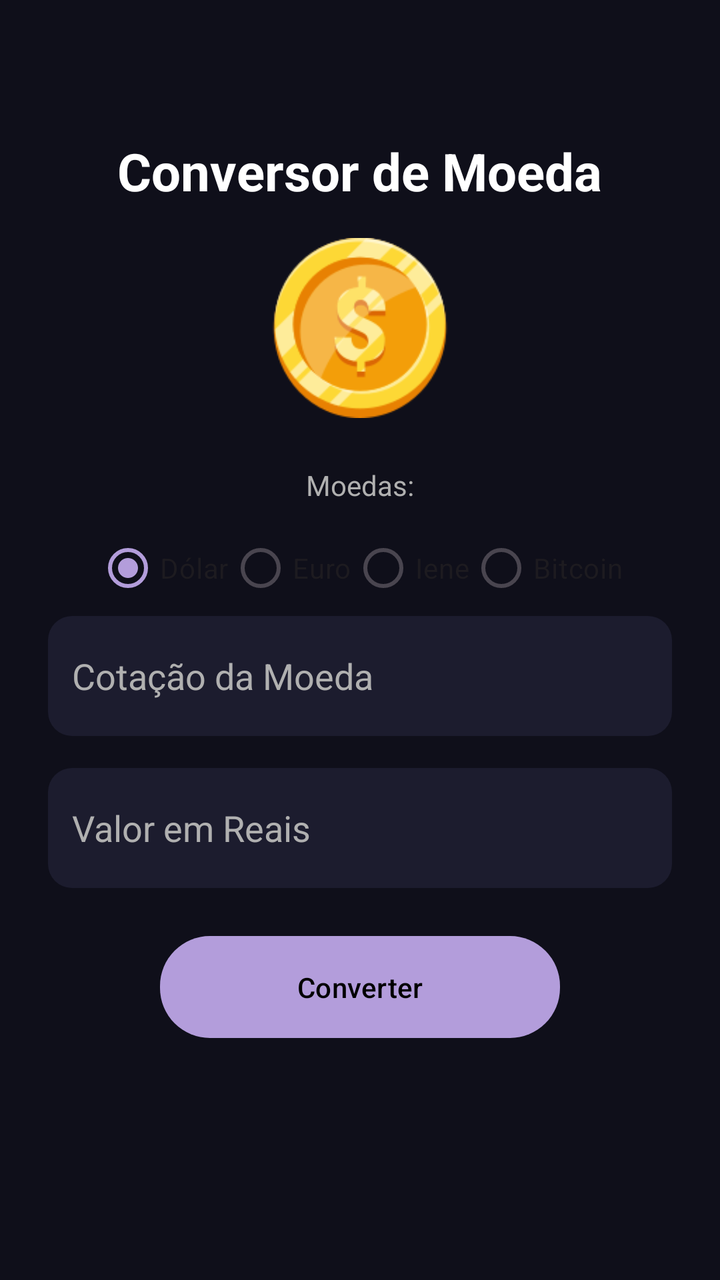
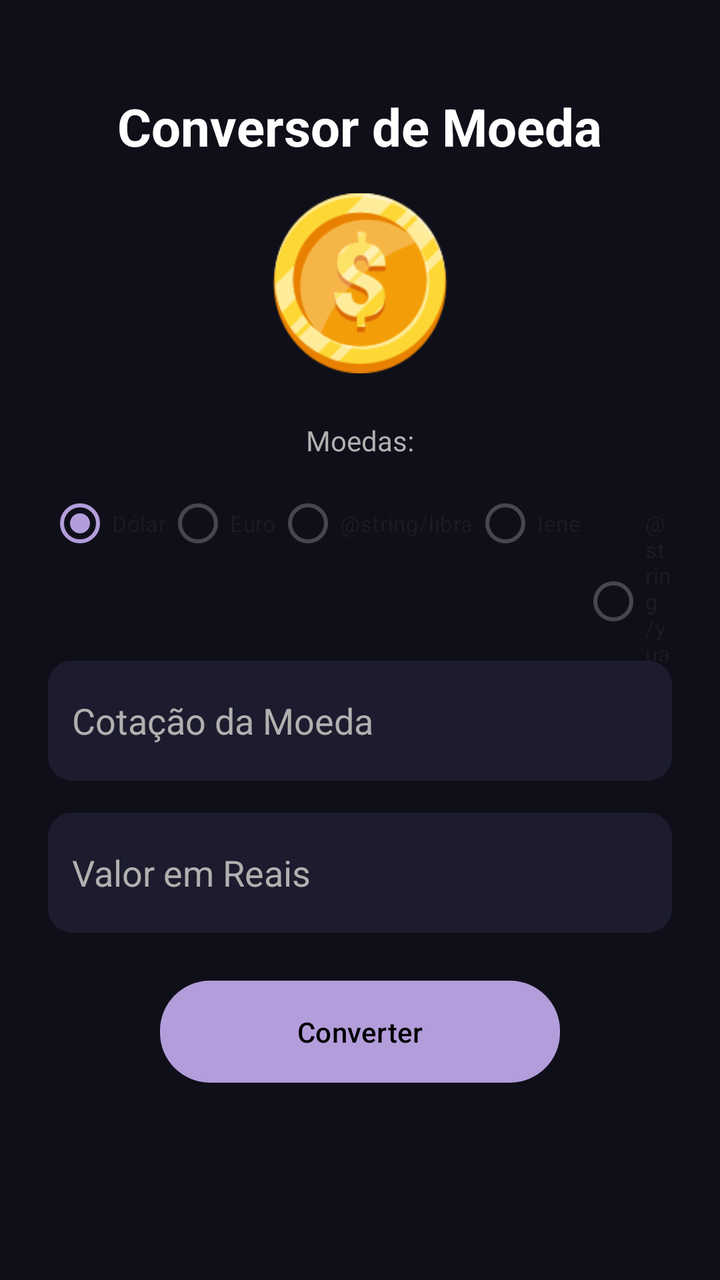

Compare the two renders of this Android layout. The source of the first and the diff that turns it into the second are given below.
<!-- AndroidManifest.xml: application theme Theme.AppMoeda -->
<!-- res/layout/activity_main.xml -->
<?xml version="1.0" encoding="utf-8"?>
<androidx.constraintlayout.widget.ConstraintLayout xmlns:android="http://schemas.android.com/apk/res/android"
    xmlns:app="http://schemas.android.com/apk/res-auto"
    android:id="@+id/main"
    android:layout_width="match_parent"
    android:layout_height="match_parent"
    android:background="@color/background">

    <LinearLayout
        android:layout_width="match_parent"
        android:layout_height="wrap_content"
        android:gravity="center"
        android:orientation="vertical"
        android:padding="24dp"
        app:layout_constraintTop_toTopOf="parent"
        app:layout_constraintBottom_toBottomOf="parent"
        app:layout_constraintStart_toStartOf="parent"
        app:layout_constraintEnd_toEndOf="parent">

        <TextView
            android:id="@+id/textView"
            android:layout_width="wrap_content"
            android:layout_height="wrap_content"
            android:layout_marginBottom="16dp"
            android:text="@string/conversor_de_moeda"
            android:textSize="26sp"
            android:textColor="@color/text_primary"
            android:textStyle="bold" />

        <ImageView
            android:id="@+id/imageView"
            android:layout_width="90dp"
            android:layout_height="90dp"
            android:layout_marginBottom="24dp"
            android:contentDescription="@string/icone_nota"
            android:scaleType="centerInside"
            app:srcCompat="@drawable/coin" />

        <TextView
            android:id="@+id/textView2"
            android:layout_width="wrap_content"
            android:layout_height="wrap_content"
            android:layout_marginBottom="8dp"
            android:text="@string/moeda"
            android:textColor="@color/text_secondary" />

        <RadioGroup
            android:id="@+id/radioGroup"
            android:layout_width="wrap_content"
            android:layout_height="wrap_content"
            android:orientation="horizontal">
            <RadioButton
                android:id="@+id/rd_dol"
                android:layout_width="wrap_content"
                android:layout_height="wrap_content"
                android:checked="true"
                android:text="@string/dolar" />

            <RadioButton
                android:id="@+id/rd_euro"
                android:layout_width="wrap_content"
                android:layout_height="wrap_content"
                android:text="@string/euro" />
            <RadioButton
                android:id="@+id/rd_iene"
                android:layout_width="wrap_content"
                android:layout_height="wrap_content"
                android:text="@string/iene" />
            <RadioButton
                android:id="@+id/rd_btc"
                android:layout_width="wrap_content"
                android:layout_height="wrap_content"
                android:text="@string/bitcoin" />
        </RadioGroup>

        <EditText
            android:id="@+id/id_val_cotacao"
            android:layout_width="match_parent"
            android:layout_height="60dp"
            android:layout_marginBottom="16dp"
            android:hint="@string/cotacao_moeda"
            android:inputType="numberDecimal"
            android:background="@drawable/bg_input"
            android:textColor="@color/text_primary"
            android:textColorHint="@color/text_secondary"
            android:padding="12dp" />

        <EditText
            android:id="@+id/id_val_reais"
            android:layout_width="match_parent"
            android:layout_height="60dp"
            android:layout_marginBottom="24dp"
            android:hint="@string/valor_em_reais"
            android:inputType="numberDecimal"
            android:background="@drawable/bg_input"
            android:textColor="@color/text_primary"
            android:textColorHint="@color/text_secondary"
            android:padding="12dp" />

        <Button
            android:id="@+id/id_btn_converter"
            android:layout_width="200dp"
            android:layout_height="wrap_content"
            android:layout_marginBottom="24dp"
            android:text="@string/converter"
            android:background="@drawable/bg_button"
            android:textColor="@color/black"
            android:padding="12dp" />

        <TextView
            android:id="@+id/id_resultado"
            android:layout_width="wrap_content"
            android:layout_height="wrap_content"
            android:textColor="@color/text_primary"
            android:textSize="22sp"
            android:textStyle="bold" />

    </LinearLayout>

</androidx.constraintlayout.widget.ConstraintLayout>
<!-- resources referenced by this layout -->
<resources>
  <color name="background">#0F0F1A</color>
  <color name="black">#000000</color>
  <color name="text_primary">#FFFFFF</color>
  <color name="text_secondary">#B0B0B0</color>
  <!-- drawable bg_button (drawable) -->
  <?xml version="1.0" encoding="utf-8"?>
  <shape xmlns:android="http://schemas.android.com/apk/res/android">
      <solid android:color="@color/primary"/>
      <corners android:radius="25dp"/>
  </shape>
  <!-- drawable bg_input (drawable) -->
  <?xml version="1.0" encoding="utf-8"?>
  <shape xmlns:android="http://schemas.android.com/apk/res/android">
      <solid android:color="@color/surface"/>
      <corners android:radius="12dp"/>
      <padding android:left="12dp" android:right="12dp"/>
  </shape>
  <!-- drawable coin: png bitmap (drawable, 9400 bytes) -->
  <string name="bitcoin">Bitcoin</string>
  <string name="conversor_de_moeda">Conversor de Moeda</string>
  <string name="converter">Converter</string>
  <string name="cotacao_moeda">Cotação da Moeda</string>
  <string name="dolar">Dólar</string>
  <string name="euro">Euro</string>
  <string name="icone_nota">Icone da nota de um dólar</string>
  <string name="iene">Iene</string>
  <string name="moeda">Moedas:</string>
  <string name="valor_em_reais">Valor em Reais</string>
  <style name="Theme.AppMoeda" parent="Theme.Material3.DayNight.NoActionBar">
          <item name="android:windowBackground">@color/background</item>
          <item name="colorPrimary">@color/primary</item>
          <item name="android:textColor">@color/text_primary</item>
      </style>
  <color name="primary">#B39DDB</color>
  <color name="surface">#1C1C2E</color>
</resources>

<!-- the commit's change to res/layout/activity_main.xml (unified diff, before → after) -->
@@ -54,23 +54,35 @@
                 android:layout_width="wrap_content"
                 android:layout_height="wrap_content"
                 android:checked="true"
+                android:textSize="11sp"
                 android:text="@string/dolar" />
 
             <RadioButton
                 android:id="@+id/rd_euro"
                 android:layout_width="wrap_content"
                 android:layout_height="wrap_content"
+                android:textSize="11sp"
                 android:text="@string/euro" />
+            <RadioButton
+                android:id="@+id/rd_lbr"
+                android:layout_width="wrap_content"
+                android:layout_height="wrap_content"
+                android:textSize="11sp"
+                android:text="@string/libra" />
             <RadioButton
                 android:id="@+id/rd_iene"
                 android:layout_width="wrap_content"
                 android:layout_height="wrap_content"
+                android:textSize="11sp"
                 android:text="@string/iene" />
             <RadioButton
-                android:id="@+id/rd_btc"
+                android:id="@+id/rd_yuan"
                 android:layout_width="wrap_content"
                 android:layout_height="wrap_content"
-                android:text="@string/bitcoin" />
+                android:textSize="11sp"
+                android:text="@string/yuan" />
+
+
         </RadioGroup>
 
         <EditText
@@ -78,6 +90,7 @@
             android:layout_width="match_parent"
             android:layout_height="60dp"
             android:layout_marginBottom="16dp"
+            android:autofillHints=""
             android:hint="@string/cotacao_moeda"
             android:inputType="numberDecimal"
             android:background="@drawable/bg_input"
@@ -90,6 +103,7 @@
             android:layout_width="match_parent"
             android:layout_height="60dp"
             android:layout_marginBottom="24dp"
+            android:autofillHints=""
             android:hint="@string/valor_em_reais"
             android:inputType="numberDecimal"
             android:background="@drawable/bg_input"
<!-- resource entries referenced after the edit -->
@@ -18,7 +18,6 @@
       <padding android:left="12dp" android:right="12dp"/>
   </shape>
   <!-- drawable coin: png bitmap (drawable, 9400 bytes) -->
-  <string name="bitcoin">Bitcoin</string>
   <string name="conversor_de_moeda">Conversor de Moeda</string>
   <string name="converter">Converter</string>
   <string name="cotacao_moeda">Cotação da Moeda</string>
